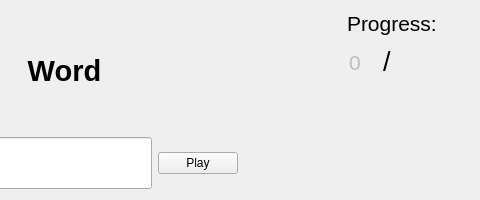
The window that MyEng/formone.ui (iDuckk/MyEng) describes before a commit, drawn with Qt 5; both pictures show x 320 to 800 and y 0 to 200 of the 800 by 200 pixel window.
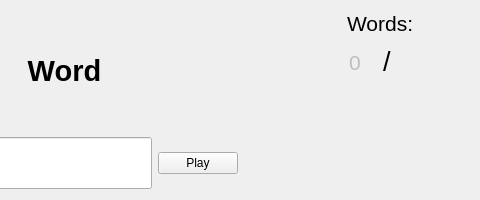
The same window after the commit.

Commit message: do base of words

```diff
--- a/MyEng/formone.ui
+++ b/MyEng/formone.ui
@@ -34,7 +34,7 @@
      <item>
       <widget class="QLabel" name="label_2">
        <property name="text">
-        <string>&lt;html&gt;&lt;head/&gt;&lt;body&gt;&lt;p&gt;&lt;span style=&quot; font-size:16pt;&quot;&gt;Progress:&lt;/span&gt;&lt;/p&gt;&lt;/body&gt;&lt;/html&gt;</string>
+        <string>&lt;html&gt;&lt;head/&gt;&lt;body&gt;&lt;p&gt;&lt;span style=&quot; font-size:16pt;&quot;&gt;Words:&lt;/span&gt;&lt;/p&gt;&lt;/body&gt;&lt;/html&gt;</string>
        </property>
       </widget>
      </item>
```
The commit also changes 16 other files.
